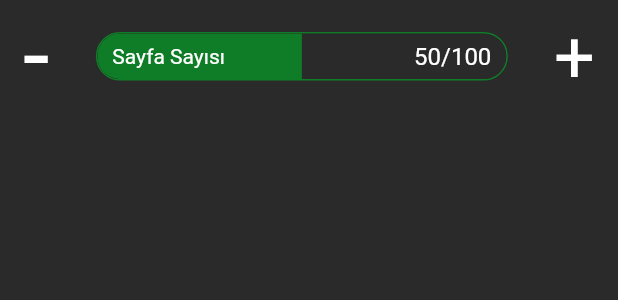
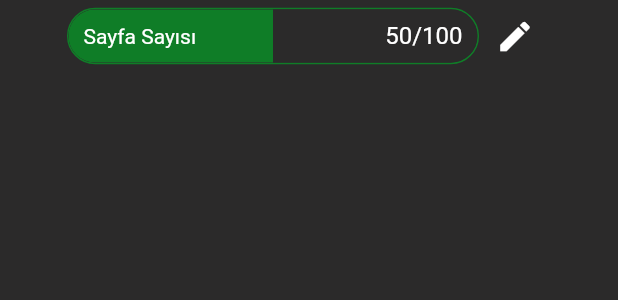
Before and after one commit to cangurdev/PanOut, a Flutter app: the DetailProgress widget shown alone on an empty page, opened directly, on a phone screen of 412 x 824 dp. Shown: the top 300 px of the screen. Run offline on Flutter 3.47's test engine with Material 2 defaults, Android fonts, the phone set to English and light mode, and no system bars; our stand-ins replace sqflite; accounts and stored records are empty.

Commit message:
added edit button

```diff
--- a/lib/widgets/DetailProgress.dart
+++ b/lib/widgets/DetailProgress.dart
@@ -1,4 +1,5 @@
 import 'package:flutter/material.dart';
+import 'package:pan_out/widgets/button/edit_button.dart';
 
 import 'progress_bar.dart';
 
@@ -17,26 +18,13 @@ class DetailProgress extends StatelessWidget {
     return Column(
       children: [
         Row(
-          mainAxisAlignment: MainAxisAlignment.spaceAround,
+         mainAxisAlignment: MainAxisAlignment.center,
           children: [
-            Text(
-              "-",
-              style: TextStyle(
-                fontSize: 64,
-                color: Colors.white,
-              ),
-            ),
             ProgressBar(
               amount: amount,
               text: text,
             ),
-            Text(
-              "+",
-              style: TextStyle(
-                fontSize: 48,
-                color: Colors.white,
-              ),
-            ),
+            EditButton(amount:amount),
           ],
         )
       ],
--- /dev/null
+++ b/lib/widgets/button/edit_button.dart
@@ -0,0 +1,48 @@
+import 'package:flutter/material.dart';
+import 'package:pan_out/theme/constants.dart';
+import 'package:pan_out/widgets/input/text_input.dart';
+
+class EditButton extends StatelessWidget {
+  final int amount;
+
+  const EditButton({
+    Key key,
+    this.amount,
+  }) : super(key: key);
+  @override
+  Widget build(BuildContext context) {
+    return IconButton(
+      icon: Icon(Icons.edit),
+      color: Colors.white,
+      iconSize: 26,
+      onPressed: () {
+        showDialog(
+          context: context,
+          builder: (BuildContext context) => AlertDialog(
+            backgroundColor: kBgColor,
+            content: Column(
+              mainAxisSize: MainAxisSize.min,
+              mainAxisAlignment: MainAxisAlignment.spaceBetween,
+              children: [
+                Text(
+                  "Şu anki Değer: $amount",
+                  style: TextStyle(color: Colors.white),
+                ),
+                TextInput(
+                  title: "Yeni Değer",
+                ),
+                TextButton(
+                  onPressed: () => Navigator.pop(context, 'OK'),
+                  child: const Text(
+                    'Güncelle',
+                    style: TextStyle(color: Colors.white, fontSize: 20),
+                  ),
+                ),
+              ],
+            ),
+          ),
+        );
+      },
+    );
+  }
+}
--- a/lib/widgets/progress_bar.dart
+++ b/lib/widgets/progress_bar.dart
@@ -28,7 +28,7 @@ class ProgressBar extends StatelessWidget {
             backgroundColor: kBgColor,
             value: amount / 100,
             color: kGreenColor,
-            minHeight: getProportionateScreenHeight(30),
+            minHeight: getProportionateScreenHeight(35),
           ),
         ),
         Container(
```
Also changed, not shown: lib/widgets/body/detail_body.dart (+15 -4 lines), lib/widgets/card/home_card.dart (+13 -5 lines).
